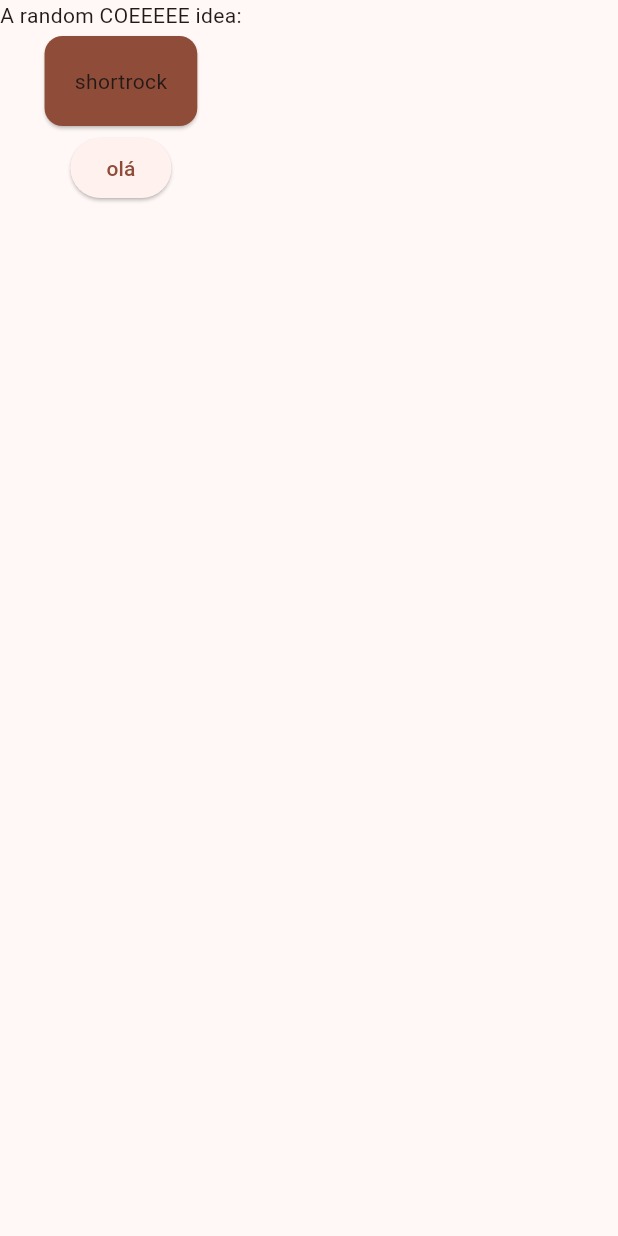
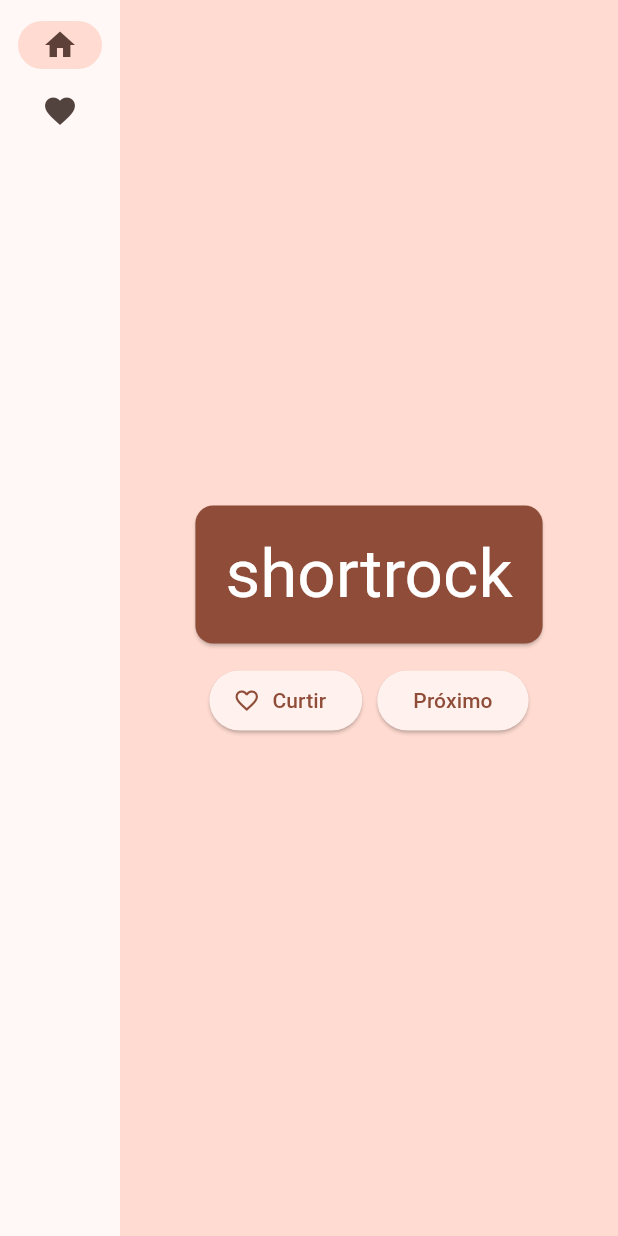
Before and after one commit to GuilhermeCorrea-C/app5, a Flutter app: the screen it shows after launch, on a phone screen of 412 x 824 dp. Run offline on Flutter 3.47's test engine with Material 3 defaults, Android fonts, the light colour scheme and no system bars.

Commit message:
app5 tutorial

```diff
--- a/lib/main.dart
+++ b/lib/main.dart
@@ -32,24 +32,120 @@ class MyAppState extends ChangeNotifier {
     current = WordPair.random();
     notifyListeners();
   }
+
+  var favorites = <WordPair>[];
+
+  void toggleFavorite() {
+    if (favorites.contains(current)) {
+      favorites.remove(current);
+    } else {
+      favorites.add(current);
+    }
+    notifyListeners();
+  }
 }
 
-class MyHomePage extends StatelessWidget {
+
+class MyHomePage extends StatefulWidget {
+  @override
+  State<MyHomePage> createState() => _MyHomePageState();
+}
+
+class _MyHomePageState extends State<MyHomePage> {
+var selectedIndex = 0;
+@override
+  Widget build(BuildContext context) {
+    Widget page;
+    switch (selectedIndex) {
+      case 0:
+        page = GeneratorPage();
+        break;
+      case 1:
+        page = FavoritesPage();
+        break;
+      default:
+        throw UnimplementedError('no widget for $selectedIndex');
+    }
+
+
+return LayoutBuilder(
+  builder: (context, constraints) {
+    return Scaffold(
+          body: Row(
+            children: [
+              SafeArea(
+                child: NavigationRail(
+                  extended: constraints.maxWidth >= 600,
+                  destinations: [
+                    NavigationRailDestination(
+                      icon: Icon(Icons.home),
+                      label: Text('Início'),
+                    ),
+                    NavigationRailDestination(
+                      icon: Icon(Icons.favorite),
+                      label: Text('Favoritos'),
+                    ),
+                  ],
+                  selectedIndex: selectedIndex,
+                  onDestinationSelected: (value) {
+                    setState(() {
+                      selectedIndex = value;
+                    });
+                  },
+                ),
+              ),
+              Expanded(
+                child: Container(
+                  color: Theme.of(context).colorScheme.primaryContainer,
+                  child: page,
+                ),
+              ),
+            ],
+          ),
+        );
+  }
+);
+  }
+}
+
+class GeneratorPage extends StatelessWidget {
   @override
   Widget build(BuildContext context) {
     var appState = context.watch<MyAppState>();
     var pair = appState.current;
 
-    return Scaffold(
-      body: Column(
+    IconData icon;
+    if (appState.favorites.contains(pair)) {
+      icon = Icons.favorite;
+    } else {
+      icon = Icons.favorite_border;
+    }
+
+    return Center(
+      child: Column(
+        mainAxisAlignment: MainAxisAlignment.center,
         children: [
-          Text('A random COEEEEE idea:'),
           BigCard(appState: appState),
-          ElevatedButton(
-              onPressed: () {
-                appState.getNext();
-              },
-              child: Text('olá')),
+          SizedBox(height: 10),
+          Row(
+            mainAxisSize: MainAxisSize.min,
+            children: [
+              ElevatedButton.icon(
+                onPressed: () {
+                  appState.toggleFavorite();
+                },
+                icon: Icon(icon),
+                label: Text('Curtir'),
+              ),
+              SizedBox(width: 10),
+              ElevatedButton(
+                onPressed: () {
+                  appState.getNext();
+                },
+                child: Text('Próximo'),
+              ),
+            ],
+          ),
         ],
       ),
     );
@@ -67,13 +163,48 @@ class BigCard extends StatelessWidget {
   @override
   Widget build(BuildContext context) {
     final theme = Theme.of(context);
+    final style = theme.textTheme.displayMedium!.copyWith(
+      color: theme.colorScheme.onPrimary,
+    );
 
     return Card(
       color: theme.colorScheme.primary,
       child: Padding(
         padding: const EdgeInsets.all(20),
-        child: Text(appState.current.asLowerCase),
+        child: Text(
+          appState.current.asLowerCase,
+          style: style,
+          semanticsLabel: "${appState.current.first} ${appState.current.second}",
+        ),
       ),
     );
   }
 }
+
+class FavoritesPage extends StatelessWidget {
+  @override
+  Widget build(BuildContext context) {
+    var appState = context.watch<MyAppState>();
+
+    if (appState.favorites.isEmpty) {
+      return Center(
+        child: Text('Ainda não possui favortios.'),
+      );
+    }
+
+    return ListView(
+      children: [
+        Padding(
+          padding: const EdgeInsets.all(20),
+          child: Text('Você tem '
+              '${appState.favorites.length} favoritos:'),
+        ),
+        for (var pair in appState.favorites)
+          ListTile(
+            leading: Icon(Icons.favorite),
+            title: Text(pair.asLowerCase),
+          ),
+      ],
+    );
+  }
+}
```
Also changed, not shown: pubspec.lock.
